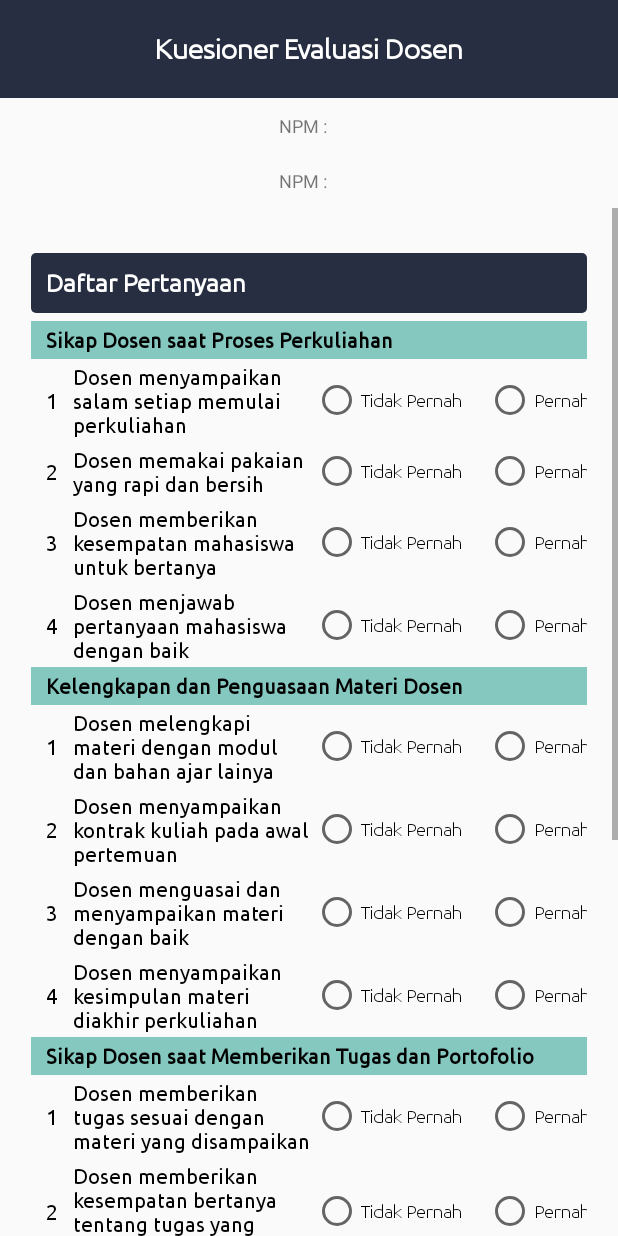
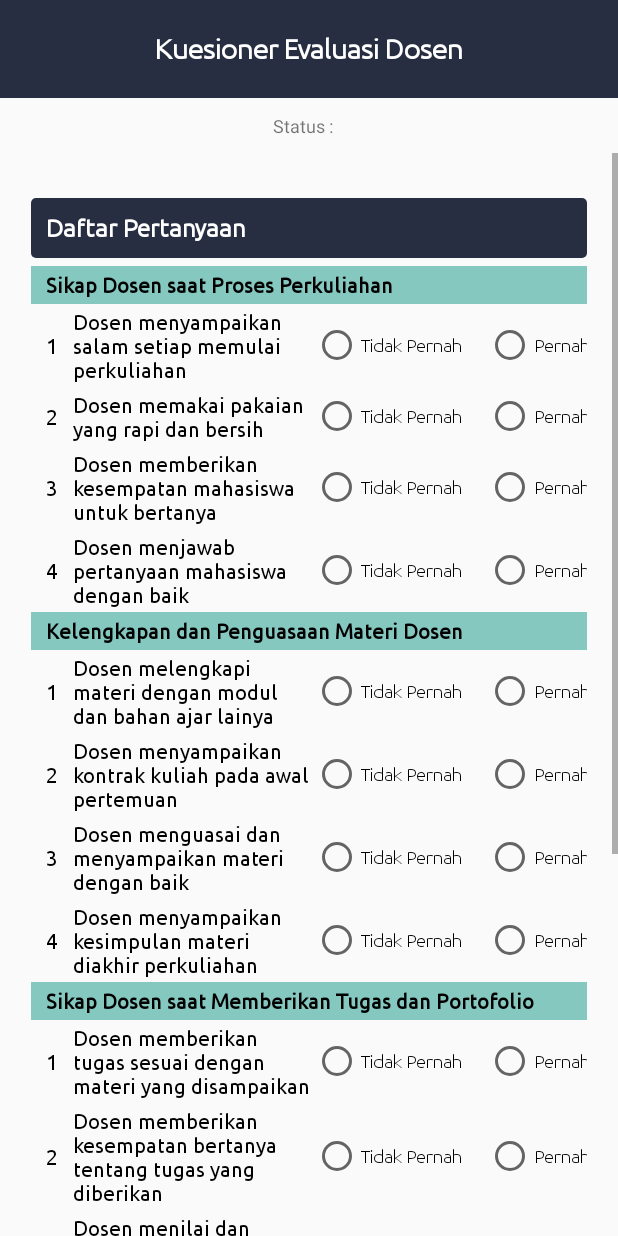
Before and after one commit to fadelmi12/bismillah12, an Android app: the ActivityEvaluasiDosen2 screen opened directly, with no data from a screen before it, on a phone screen of 412 x 824 dp. Run offline under Robolectric (Android 15) with nearby library versions, the phone set to English and light mode, and no system bars; our stand-ins replace Volley; network calls fail; 2 statements that could not run were skipped.

Commit message:
dosen Fix

```diff
--- a/app/src/main/java/com/example/bismillah/ActivityEvaluasiDosen2.java
+++ b/app/src/main/java/com/example/bismillah/ActivityEvaluasiDosen2.java
@@ -2,11 +2,42 @@ package com.example.bismillah;
 
 import androidx.appcompat.app.AppCompatActivity;
 
+import android.content.Intent;
 import android.os.Bundle;
+import android.view.View;
+import android.widget.Button;
+import android.widget.EditText;
+import android.widget.RadioButton;
+import android.widget.RadioGroup;
+import android.widget.TextClock;
 import android.widget.TextView;
+import android.widget.Toast;
+
+import com.android.volley.AuthFailureError;
+import com.android.volley.Request;
+import com.android.volley.RequestQueue;
+import com.android.volley.Response;
+import com.android.volley.VolleyError;
+import com.android.volley.toolbox.StringRequest;
+import com.android.volley.toolbox.Volley;
+
+import org.json.JSONArray;
+import org.json.JSONException;
+import org.json.JSONObject;
+
+import java.util.HashMap;
+import java.util.Map;
 
 public class ActivityEvaluasiDosen2 extends AppCompatActivity {
+    String url = "https://pajuts.000webhostapp.com/dosen/editdosen.php";
+    String url1 = "https://pajuts.000webhostapp.com/dosen/readkuesioner.php";
+    TextView tvstatus;
     TextView txtNpmEval2,txtId2;
+    Button btnSubmitEval;
+    EditText txtKesan, txtPesan;
+    RadioGroup Rg1_1, Rg1_2, Rg1_3, Rg1_4, Rg2_1, Rg2_2, Rg2_3, Rg2_4, Rg3_1, Rg3_2, Rg3_3, Rg3_4;
+    RadioButton Rb1_1, Rb1_2, Rb1_3, Rb1_4, Rb2_1, Rb2_2, Rb2_3, Rb2_4, Rb3_1, Rb3_2, Rb3_3, Rb3_4;
+    String status="Terisi";
     String npm,id;
     @Override
     protected void onCreate(Bundle savedInstanceState) {
@@ -16,11 +47,151 @@ public class ActivityEvaluasiDosen2 extends AppCompatActivity {
         setContentView(R.layout.activity_evaluasi_dosen2);
 
         txtNpmEval2 = (TextView) findViewById(R.id.npmEval2);
+        tvstatus = (TextView) findViewById(R.id.statusEval);
         txtId2 = (TextView) findViewById(R.id.idMk2);
         final Bundle extras = getIntent().getExtras();
         npm = extras.getString("npmEval2");
         id = extras.getString("id");
         txtNpmEval2.setText(npm);
         txtId2.setText(id);
+
+        Rg1_1 = (RadioGroup) findViewById(R.id.R1_1);
+        Rg1_2 = (RadioGroup) findViewById(R.id.R1_2);
+        Rg1_3 = (RadioGroup) findViewById(R.id.R1_3);
+        Rg1_4 = (RadioGroup) findViewById(R.id.R1_4);
+        Rg2_1 = (RadioGroup) findViewById(R.id.R2_1);
+        Rg2_2 = (RadioGroup) findViewById(R.id.R2_2);
+        Rg2_3 = (RadioGroup) findViewById(R.id.R2_3);
+        Rg2_4 = (RadioGroup) findViewById(R.id.R2_4);
+        Rg3_1 = (RadioGroup) findViewById(R.id.R3_1);
+        Rg3_2 = (RadioGroup) findViewById(R.id.R3_2);
+        Rg3_3 = (RadioGroup) findViewById(R.id.R3_3);
+        Rg3_4 = (RadioGroup) findViewById(R.id.R3_4);
+        txtKesan = (EditText) findViewById(R.id.kesan);
+        txtPesan = (EditText) findViewById(R.id.pesan);
+
+        StringRequest request = new StringRequest(Request.Method.POST, url1, new Response.Listener<String>() {
+            @Override
+            public void onResponse(String response) {
+                String s = response;
+                try {
+                    JSONObject jsonObject = new JSONObject(s);
+                    JSONArray a = jsonObject.getJSONArray("result");
+                    for (int i = 0; i < a.length(); i++) {
+                        JSONObject c = a.getJSONObject(i);
+                        String npm = c.getString("npm");
+                        String status = c.getString("status");
+
+                        HashMap<String, String> resultx = new HashMap<>();
+                        txtNpmEval2.setText(npm);
+                        tvstatus.setText(status);
+                    }
+                } catch (JSONException e) {
+                    e.printStackTrace();
+                }
+
+
+            }
+        }, new Response.ErrorListener() {
+
+            @Override
+            public void onErrorResponse(VolleyError error) {
+            }
+        }) {
+            @Override
+            protected Map<String, String> getParams() throws AuthFailureError {
+                Map<String, String> params = new HashMap<String, String>();
+
+                params.put("npm", npm);
+                params.put("idMk", id);
+                return params;
+
+            }
+        };
+
+        RequestQueue requestQueue = Volley.newRequestQueue(ActivityEvaluasiDosen2.this);
+        requestQueue.add(request);
+
+        btnSubmitEval = (Button) findViewById(R.id.btnSubmitEval);
+        btnSubmitEval.setOnClickListener(new View.OnClickListener() {
+            @Override
+            public void onClick(View v) {
+
+                int selectedId1 = Rg1_1.getCheckedRadioButtonId();
+                int selectedId2 = Rg1_2.getCheckedRadioButtonId();
+                int selectedId3 = Rg1_3.getCheckedRadioButtonId();
+                int selectedId4 = Rg1_4.getCheckedRadioButtonId();
+                int selectedId5 = Rg2_1.getCheckedRadioButtonId();
+                int selectedId6 = Rg2_2.getCheckedRadioButtonId();
+                int selectedId7 = Rg2_3.getCheckedRadioButtonId();
+                int selectedId8 = Rg2_4.getCheckedRadioButtonId();
+                int selectedId9 = Rg3_1.getCheckedRadioButtonId();
+                int selectedId10 = Rg3_2.getCheckedRadioButtonId();
+                int selectedId11 = Rg3_3.getCheckedRadioButtonId();
+                int selectedId12 = Rg3_4.getCheckedRadioButtonId();
+                Rb1_1 = (RadioButton) findViewById(selectedId1);
+                Rb1_2 = (RadioButton) findViewById(selectedId2);
+                Rb1_3 = (RadioButton) findViewById(selectedId3);
+                Rb1_4 = (RadioButton) findViewById(selectedId4);
+                Rb2_1 = (RadioButton) findViewById(selectedId5);
+                Rb2_2 = (RadioButton) findViewById(selectedId6);
+                Rb2_3 = (RadioButton) findViewById(selectedId7);
+                Rb2_4 = (RadioButton) findViewById(selectedId8);
+                Rb3_1 = (RadioButton) findViewById(selectedId9);
+                Rb3_2 = (RadioButton) findViewById(selectedId10);
+                Rb3_3 = (RadioButton) findViewById(selectedId11);
+                Rb3_4 = (RadioButton) findViewById(selectedId12);
+
+
+
+                StringRequest request = new StringRequest(Request.Method.POST, url, new Response.Listener<String>() {
+                    @Override
+                    public void onResponse(String response) {
+                        String npm = txtNpmEval2.getText().toString();
+                        String berhasil = "Terimakasih Telah Mengisi";
+                        Intent intent = new Intent(getApplicationContext(),MainActivity.class);
+                        Toast.makeText(ActivityEvaluasiDosen2.this, berhasil, Toast.LENGTH_SHORT).show();
+                        intent.putExtra("NPM", npm);
+                        startActivity(intent);
+                    }
+                },new Response.ErrorListener(){
+
+                    @Override
+                    public void onErrorResponse(VolleyError error) {
+                        Toast.makeText(ActivityEvaluasiDosen2.this, error.getMessage().toString(), Toast.LENGTH_SHORT).show();
+                    }
+                }
+
+                ){
+                    @Override
+                    protected Map<String, String> getParams() throws AuthFailureError {
+                        Map<String,String> params = new HashMap<String, String>();
+
+                        params.put("npm",txtNpmEval2.getText().toString().trim());
+                        params.put("idMk",txtId2.getText().toString().trim());
+                        params.put("jawaban1_1",Rb1_1.getText().toString().trim());
+                        params.put("jawaban1_2",Rb1_2.getText().toString().trim());
+                        params.put("jawaban1_3",Rb1_3.getText().toString().trim());
+                        params.put("jawaban1_4",Rb1_4.getText().toString().trim());
+                        params.put("jawaban2_1",Rb2_1.getText().toString().trim());
+                        params.put("jawaban2_2",Rb2_2.getText().toString().trim());
+                        params.put("jawaban2_3",Rb2_3.getText().toString().trim());
+                        params.put("jawaban2_4",Rb2_4.getText().toString().trim());
+                        params.put("jawaban3_1",Rb3_1.getText().toString().trim());
+                        params.put("jawaban3_2",Rb3_2.getText().toString().trim());
+                        params.put("jawaban3_3",Rb3_3.getText().toString().trim());
+                        params.put("jawaban3_4",Rb3_4.getText().toString().trim());
+                        params.put("kesan",txtKesan.getText().toString().trim());
+                        params.put("pesan",txtPesan.getText().toString().trim());
+                        params.put("status",status);
+                        return params;
+
+                    }
+                };
+
+                RequestQueue requestQueue = Volley.newRequestQueue(ActivityEvaluasiDosen2.this);
+                requestQueue.add(request);
+            }
+        });
     }
 }
--- a/app/src/main/res/layout/activity_evaluasi_dosen2.xml
+++ b/app/src/main/res/layout/activity_evaluasi_dosen2.xml
@@ -23,6 +23,7 @@
             android:textStyle="bold" />
     </RelativeLayout>
     <LinearLayout
+        android:visibility="gone"
         android:id="@+id/linearLayout20"
         android:layout_width="match_parent"
         android:layout_height="wrap_content"
@@ -48,6 +49,7 @@
             android:textSize="12dp" />
     </LinearLayout>
     <LinearLayout
+        android:visibility="gone"
         android:id="@+id/linearLayout21"
         android:layout_width="match_parent"
         android:layout_height="wrap_content"
@@ -59,11 +61,36 @@
             android:layout_height="wrap_content"
             android:layout_marginTop="10dp"
             android:layout_marginBottom="10dp"
-            android:text="NPM : "
+            android:text="Id Mata Kuliah : "
             android:textSize="12dp" />
 
         <TextView
             android:id="@+id/idMk2"
+            android:layout_width="wrap_content"
+            android:layout_height="wrap_content"
+            android:layout_marginLeft="5dp"
+            android:layout_marginTop="10dp"
+            android:layout_marginBottom="10dp"
+            android:text=""
+            android:textSize="12dp" />
+    </LinearLayout>
+    <LinearLayout
+        android:id="@+id/linearLayout22"
+        android:layout_width="match_parent"
+        android:layout_height="wrap_content"
+        android:gravity="center"
+        android:orientation="horizontal">
+
+        <TextView
+            android:layout_width="wrap_content"
+            android:layout_height="wrap_content"
+            android:layout_marginTop="10dp"
+            android:layout_marginBottom="10dp"
+            android:text="Status : "
+            android:textSize="12dp" />
+
+        <TextView
+            android:id="@+id/statusEval"
             android:layout_width="wrap_content"
             android:layout_height="wrap_content"
             android:layout_marginLeft="5dp"
@@ -152,7 +179,7 @@
                                 android:textColor="@android:color/black" />
 
                             <RadioGroup
-
+                                android:id="@+id/R1_1"
                                 android:layout_width="wrap_content"
                                 android:layout_height="wrap_content"
                                 android:layout_gravity="center"
@@ -220,6 +247,7 @@
                                 android:textColor="@android:color/black" />
 
                             <RadioGroup
+                                android:id="@+id/R1_2"
                                 android:layout_width="wrap_content"
                                 android:layout_height="wrap_content"
                                 android:layout_gravity="center"
@@ -287,6 +315,7 @@
                                 android:textColor="@android:color/black" />
 
                             <RadioGroup
+                                android:id="@+id/R1_3"
                                 android:layout_width="wrap_content"
                                 android:layout_height="wrap_content"
                                 android:layout_gravity="center"
@@ -354,6 +383,7 @@
                                 android:textColor="@android:color/black" />
 
                             <RadioGroup
+                                android:id="@+id/R1_4"
                                 android:layout_width="wrap_content"
                                 android:layout_height="wrap_content"
                                 android:layout_gravity="center"
@@ -432,6 +462,7 @@
                                 android:textColor="@android:color/black" />
 
                             <RadioGroup
+                                android:id="@+id/R2_1"
                                 android:layout_width="wrap_content"
                                 android:layout_height="wrap_content"
                                 android:layout_gravity="center"
@@ -499,6 +530,7 @@
                                 android:textColor="@android:color/black" />
 
                             <RadioGroup
+                                android:id="@+id/R2_2"
                                 android:layout_width="wrap_content"
                                 android:layout_height="wrap_content"
                                 android:layout_gravity="center"
@@ -566,7 +598,7 @@
                                 android:textColor="@android:color/black" />
 
                             <RadioGroup
-                                android:id="@+id/rg1"
+                                android:id="@+id/R2_3"
                                 android:layout_width="wrap_content"
                                 android:layout_height="wrap_content"
                                 android:layout_gravity="center"
@@ -638,6 +670,7 @@
                                 android:textColor="@android:color/black" />
 
                             <RadioGroup
+                                android:id="@+id/R2_4"
                                 android:layout_width="wrap_content"
                                 android:layout_height="wrap_content"
                                 android:layout_gravity="center"
@@ -717,6 +750,7 @@
                                 android:textColor="@android:color/black" />
 
                             <RadioGroup
+                                android:id="@+id/R3_1"
                                 android:layout_width="wrap_content"
                                 android:layout_height="wrap_content"
                                 android:layout_gravity="center"
@@ -785,6 +819,7 @@
                                 android:textColor="@android:color/black" />
 
                             <RadioGroup
+                                android:id="@+id/R3_2"
                                 android:layout_width="wrap_content"
                                 android:layout_height="wrap_content"
                                 android:layout_gravity="center"
@@ -853,6 +888,7 @@
                                 android:textColor="@android:color/black" />
 
                             <RadioGroup
+                                android:id="@+id/R3_3"
                                 android:layout_width="wrap_content"
                                 android:layout_height="wrap_content"
                                 android:layout_gravity="center"
@@ -921,6 +957,7 @@
                                 android:textColor="@android:color/black" />
 
                             <RadioGroup
+                                android:id="@+id/R3_4"
                                 android:layout_width="wrap_content"
                                 android:layout_height="wrap_content"
                                 android:layout_gravity="center"
@@ -976,6 +1013,8 @@
                             android:textStyle="bold" />
 
                         <EditText
+
+                            android:id="@+id/kesan"
                             android:layout_width="300dp"
                             android:layout_height="80dp"
                             android:layout_marginLeft="9dp"
@@ -997,6 +1036,7 @@
                             android:textStyle="bold" />
 
                         <EditText
+                            android:id="@+id/pesan"
                             android:layout_width="300dp"
                             android:layout_height="80dp"
                             android:layout_marginLeft="9dp"
@@ -1010,6 +1050,7 @@
             </LinearLayout>
 
             <Button
+                android:id="@+id/btnSubmitEval"
                 android:layout_width="0dp"
                 android:layout_height="wrap_content"
                 android:background="@drawable/roundcorner2"
```
